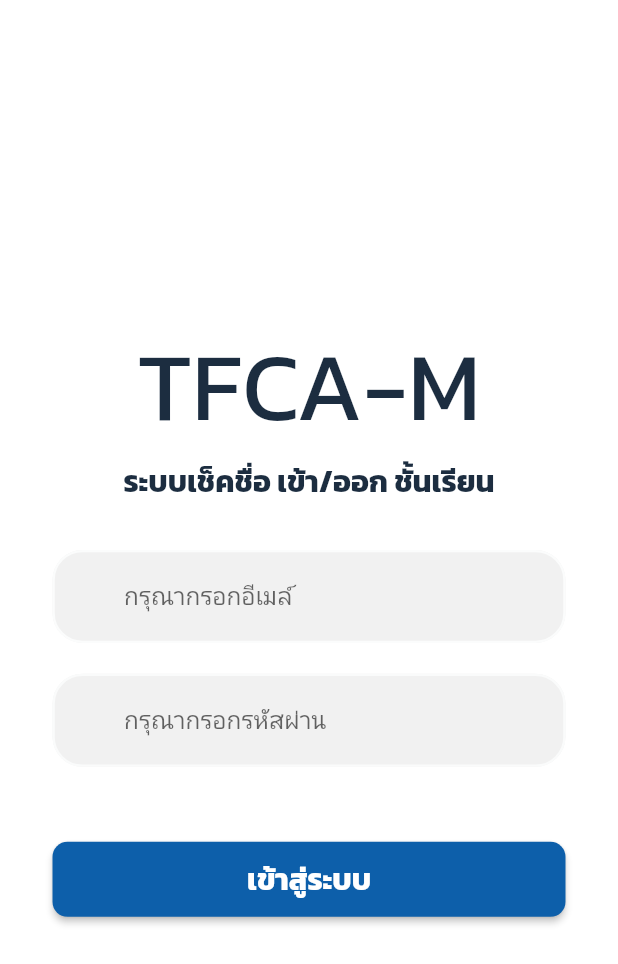
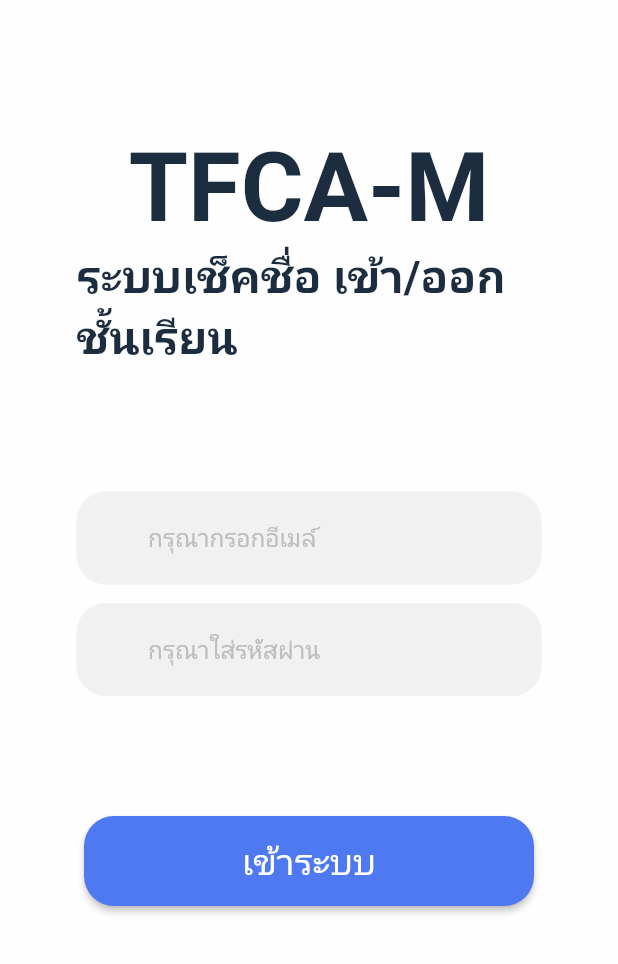
Before and after one commit to Parkphum-S/sau_app_face, a Flutter app: the screen it shows after launch, on a phone screen of 412 x 824 dp. Shown: the top 964 px of the screen. Run offline on Flutter 3.47's test engine with Material 2 defaults, Android fonts, the phone set to English and light mode, and no system bars; our stand-ins replace font_awesome_flutter; missing offline and left inert: ai_barcode_scanner; Roboto replaces fonts that are missing (Robot).

Commit message:
Edit Login commit

```diff
--- a/lib/views/login_ui.dart
+++ b/lib/views/login_ui.dart
@@ -1,4 +1,5 @@
 import 'package:flutter/material.dart';
+import 'package:font_awesome_flutter/font_awesome_flutter.dart';
 import 'home_ui.dart';
 
 class LoginUI extends StatefulWidget {
@@ -12,49 +13,61 @@ class _LoginUIState extends State<LoginUI> {
   @override
   Widget build(BuildContext context) {
     return Scaffold(
-      backgroundColor: Color.fromARGB(255, 255, 255, 255),
-      body: GestureDetector(
-        child: SingleChildScrollView(
-          child: Center(
+      backgroundColor: Color.fromARGB(255, 255, 254, 254),
+      body: SafeArea(
+        child: Padding(
+          padding: const EdgeInsets.only(
+            left: 16.0,
+            right: 16.0,
+          ),
           child: Column(
+            mainAxisSize: MainAxisSize.max,
+            mainAxisAlignment: MainAxisAlignment.center,
             children: [
-                SizedBox(
-                  height: 210.0,
+              Expanded(
+                child: Container(
+                  child: Padding(
+                    padding: const EdgeInsets.only(
+                      right: 35,
+                      left: 35,
                     ),
-                Padding(
-                  padding: const EdgeInsets.only(
-                    left: 50,
-                    right: 50,
-                  ),
-                ),
+                    child: Column(
+                      mainAxisSize: MainAxisSize.min,
+                      mainAxisAlignment: MainAxisAlignment.center,
+                      children: [
+                        SizedBox(height: 10),
                         Text(
                           'TFCA-M',
                           style: TextStyle(
                             fontSize: 64.0,
-                    fontWeight: FontWeight.normal,
+                            fontWeight: FontWeight.bold,
                             color: Color.fromARGB(255, 28, 45, 64),
-                    fontFamily: 'Kanit',
+                            fontFamily: 'Robot',
                           ),
                         ),
                         Text(
-                  'ระบบเช็คชื่อ เข้า/ออก ชั้นเรียน',
+                          'ระบบเช็คชื่อ เข้า/ออก ชั้นเรียน ',
                           style: TextStyle(
-                    fontSize: 20.0,
+                            fontSize: 30.0,
                             fontWeight: FontWeight.bold,
                             color: Color.fromARGB(255, 28, 45, 64),
-                    fontFamily: 'Kanit',
+                            fontFamily: 'Roboto',
                           ),
                         ),
-                SizedBox(
-                  height: 10.0,
+                      ],
+                    ),
+                  ),
+                ),
               ),
               SingleChildScrollView(
                 child: Container(
                   padding: EdgeInsets.only(
                       right: 35,
                       left: 35,
-                        top: MediaQuery.of(context).size.height * 0.025),
+                      top: MediaQuery.of(context).size.height * 0.005),
                   child: Column(
+                    mainAxisSize: MainAxisSize.min,
+                    mainAxisAlignment: MainAxisAlignment.center,
                     children: [
                       TextField(
                         keyboardType: TextInputType.text,
@@ -62,6 +75,9 @@ class _LoginUIState extends State<LoginUI> {
                           fillColor: Color.fromARGB(255, 241, 241, 241),
                           filled: true,
                           hintText: '         กรุณากรอกอีเมล์',
+                          hintStyle: TextStyle(
+                            color: Colors.grey[400],
+                          ),
                           floatingLabelBehavior: FloatingLabelBehavior.always,
                           focusedBorder: OutlineInputBorder(
                             borderSide: BorderSide(
@@ -75,7 +91,7 @@ class _LoginUIState extends State<LoginUI> {
                           ),
                           enabledBorder: OutlineInputBorder(
                             borderSide: BorderSide(
-                                color: Color.fromARGB(255, 251, 252, 252),
+                              color: Color.fromARGB(255, 241, 241, 241),
                               width: 1.5,
                             ),
                             borderRadius: BorderRadius.all(
@@ -94,7 +110,7 @@ class _LoginUIState extends State<LoginUI> {
                   padding: EdgeInsets.only(
                       right: 35,
                       left: 35,
-                        top: MediaQuery.of(context).size.height * 0.025),
+                      top: MediaQuery.of(context).size.height * 0.015),
                   child: Column(
                     children: [
                       TextField(
@@ -102,11 +118,14 @@ class _LoginUIState extends State<LoginUI> {
                         decoration: InputDecoration(
                           fillColor: Color.fromARGB(255, 241, 241, 241),
                           filled: true,
-                            hintText: '         กรุณากรอกรหัสผ่าน',
+                          hintText: '         กรุณาใส่รหัสผ่าน',
+                          hintStyle: TextStyle(
+                            color: Colors.grey[400],
+                          ),
                           floatingLabelBehavior: FloatingLabelBehavior.always,
                           focusedBorder: OutlineInputBorder(
                             borderSide: BorderSide(
-                                color: Color.fromARGB(255, 248, 249, 249),
+                              color: Color.fromARGB(255, 241, 241, 241),
                               width: 1.5,
                             ),
                             borderRadius: BorderRadius.all(
@@ -116,7 +135,7 @@ class _LoginUIState extends State<LoginUI> {
                           ),
                           enabledBorder: OutlineInputBorder(
                             borderSide: BorderSide(
-                                color: Color.fromARGB(255, 250, 251, 251),
+                              color: Color.fromARGB(255, 241, 241, 241),
                               width: 1.5,
                             ),
                             borderRadius: BorderRadius.all(
@@ -131,44 +150,38 @@ class _LoginUIState extends State<LoginUI> {
                 ),
               ),
               SizedBox(
-                  height: 50.0,
+                height: 80.0,
               ),
               Padding(
-                  padding: EdgeInsets.only(left: 35.0, right: 35.0),
+                padding: EdgeInsets.only(left: 40.0, right: 40.0),
                 child: ElevatedButton(
                   onPressed: () {
                     Navigator.push(
                       context,
                       MaterialPageRoute(
                         builder: (context) => HomeUI(),
-                              fullscreenDialog: true));
+                      ),
+                    );
                   },
                   child: Text(
-                      'เข้าสู่ระบบ',
+                    'เข้าระบบ',
                     style: TextStyle(
-                        fontSize: 20.0,
-                        fontWeight: FontWeight.bold,
-                        color: Color.fromARGB(255, 255, 255, 255),
-                        fontFamily: 'Kanit',
+                      fontSize: 24,
                     ),
                   ),
                   style: ElevatedButton.styleFrom(
-                      primary: Color.fromARGB(255, 13, 95, 170),
-                      minimumSize: const Size.fromHeight(50),
+                    primary: Color.fromARGB(255, 78, 121, 240),
+                    minimumSize: const Size.fromHeight(60),
                     shape: RoundedRectangleBorder(
-                        borderRadius: BorderRadius.circular(10.0),
+                      borderRadius: BorderRadius.circular(20.0),
                     ),
                   ),
                 ),
               ),
               SizedBox(
-                  height: 20.0,
-                ),
-                SizedBox(
-                  height: 40.0,
+                height: 220.0,
               ),
             ],
-            ),
           ),
         ),
       ),
```
Also changed, not shown: lib/views/checkM_ui.dart (added, +72 -0 lines), lib/views/checkPlanM_ui.dart (+8 -1 lines), lib/views/home_ui.dart (+7 -7 lines), lib/views/qrcode_ui.dart (+44 -5 lines), pubspec.yaml (+15 -0 lines), assets/fonts/AlikeAngularRegular.ttf (added), assets/fonts/InterBold.ttf (added), assets/fonts/KanitRegular.ttf (added), assets/fonts/RobotoBold.ttf (added), assets/fonts/RobotoRegular.ttf (added), assets/fonts/RobotoRomanMedium.ttf (added), assets/fonts/RobotoRomanRegular.ttf (added), assets/fonts/RopaSansRegular.ttf (added), assets/images/img_image1.png (added). Lines whose indentation alone changed are shown as unchanged.
